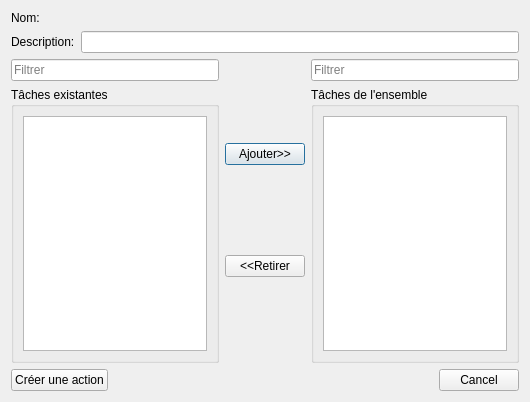
The window that InfoDynamiqueQt/Vues/vuegestionensemble.ui (AlexandreGirardin/ProjetAnalyse) describes before a commit, drawn with Qt 5.
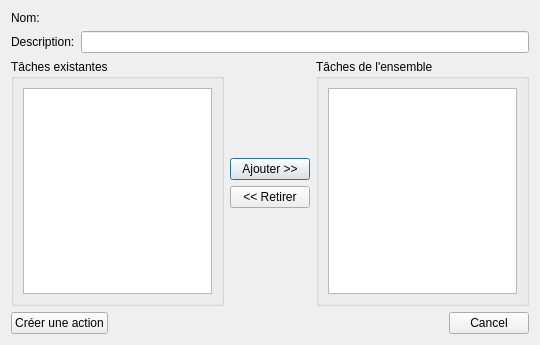
The same window after the commit.

What changed in the file:
```diff
--- a/InfoDynamiqueQt/Vues/vuegestionensemble.ui
+++ b/InfoDynamiqueQt/Vues/vuegestionensemble.ui
@@ -6,8 +6,8 @@
    <rect>
     <x>0</x>
     <y>0</y>
-    <width>530</width>
-    <height>402</height>
+    <width>540</width>
+    <height>345</height>
    </rect>
   </property>
   <property name="windowTitle">
@@ -39,13 +39,6 @@
     <layout class="QHBoxLayout" name="horizontalLayout_3">
      <item>
       <layout class="QVBoxLayout" name="verticalLayout_2">
-       <item>
-        <widget class="QLineEdit" name="filtreExistantes">
-         <property name="placeholderText">
-          <string>Filtrer</string>
-         </property>
-        </widget>
-       </item>
        <item>
         <widget class="QGroupBox" name="groupBox">
          <property name="title">
@@ -66,31 +59,50 @@
      </item>
      <item>
       <layout class="QVBoxLayout" name="verticalLayout_3">
+       <item>
+        <spacer name="verticalSpacer">
+         <property name="orientation">
+          <enum>Qt::Vertical</enum>
+         </property>
+         <property name="sizeHint" stdset="0">
+          <size>
+           <width>20</width>
+           <height>40</height>
+          </size>
+         </property>
+        </spacer>
+       </item>
        <item>
         <widget class="QPushButton" name="boutonAjouter">
          <property name="text">
-          <string>Ajouter&gt;&gt;</string>
+          <string>Ajouter &gt;&gt;</string>
          </property>
         </widget>
        </item>
        <item>
         <widget class="QPushButton" name="boutonRetirer">
          <property name="text">
-          <string>&lt;&lt;Retirer</string>
+          <string>&lt;&lt; Retirer</string>
          </property>
         </widget>
        </item>
+       <item>
+        <spacer name="verticalSpacer_2">
+         <property name="orientation">
+          <enum>Qt::Vertical</enum>
+         </property>
+         <property name="sizeHint" stdset="0">
+          <size>
+           <width>20</width>
+           <height>40</height>
+          </size>
+         </property>
+        </spacer>
+       </item>
       </layout>
      </item>
      <item>
       <layout class="QVBoxLayout" name="verticalLayout_4">
-       <item>
-        <widget class="QLineEdit" name="filtreSelectionnees">
-         <property name="placeholderText">
-          <string>Filtrer</string>
-         </property>
-        </widget>
-       </item>
        <item>
         <widget class="QGroupBox" name="groupBox_2">
          <property name="title">
```
